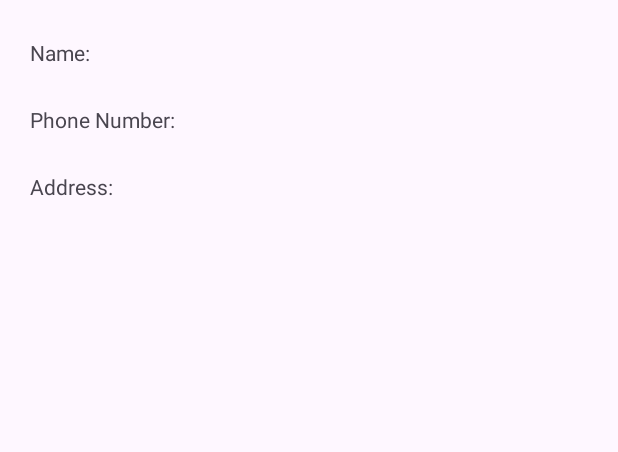
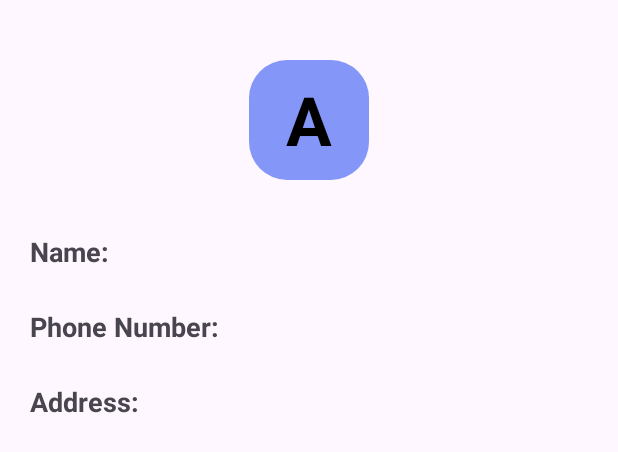
Before and after one commit to gschamika/Contacts-List-App, an Android app: the layout activity_contact_details.xml on its own in the app's theme, with its tools: preview values and no code run, on a phone screen of 412 x 824 dp. Shown: the top 452 px of the screen. Run offline under Robolectric (Android 15) with nearby library versions, the phone set to English and light mode, and no system bars.

Commit message:
change 5

```diff
--- a/app/src/main/AndroidManifest.xml
+++ b/app/src/main/AndroidManifest.xml
@@ -13,6 +13,9 @@
         android:theme="@style/Theme.ContactsListApp"
         tools:targetApi="31">
         <activity
+            android:name=".ContactDetailsActivity"
+            android:exported="false" />
+        <activity
             android:name=".MainActivity"
             android:exported="true">
             <intent-filter>
--- a/app/src/main/res/layout/contact_details.xml
+++ b/app/src/main/res/layout/activity_contact_details.xml
@@ -9,12 +9,18 @@
         android:orientation="vertical"
         android:gravity="">
 
-        <!-- <ImageView
-            android:id="@+id/profile"
-            android:layout_width="match_parent"
-            android:layout_height="wrap_content"
-            android:src="@tools:sample/avatars"
-            android:layout_marginTop="40dp"/> -->
+        <TextView
+            android:id="@+id/profileLetter"
+            android:layout_width="80dp"
+            android:layout_height="80dp"
+            android:background="@drawable/custom_background"
+            android:gravity="center"
+            android:text="A"
+            android:textColor="@color/black"
+            android:textSize="45dp"
+            android:textStyle="bold"
+            android:layout_marginTop="40dp"
+            android:layout_gravity="center"/>
 
         <TextView
             android:id="@+id/viewName"
@@ -23,7 +29,9 @@
             android:text="Name: "
             android:layout_marginLeft="20dp"
             android:layout_marginRight="20dp"
-            android:layout_marginTop="25dp"/>
+            android:layout_marginTop="35dp"
+            android:textStyle="bold"
+            android:textSize="18dp"/>
 
         <TextView
             android:id="@+id/viewPhone"
@@ -32,7 +40,9 @@
             android:text="Phone Number: "
             android:layout_marginLeft="20dp"
             android:layout_marginRight="20dp"
-            android:layout_marginTop="25dp"/>
+            android:layout_marginTop="25dp"
+            android:textStyle="bold"
+            android:textSize="18dp"/>
 
         <TextView
             android:id="@+id/viewAddress"
@@ -41,6 +51,8 @@
             android:text="Address: "
             android:layout_marginLeft="20dp"
             android:layout_marginRight="20dp"
-            android:layout_marginTop="25dp"/>
+            android:layout_marginTop="25dp"
+            android:textStyle="bold"
+            android:textSize="18dp"/>
     </LinearLayout>
 </RelativeLayout>
```
Also changed, not shown: app/src/main/java/com/example/contactslistapp/ContactDetailsActivity.java (+16 -13 lines), app/src/main/java/com/example/contactslistapp/MainActivity.java (+0 -11 lines), app/src/main/java/com/example/contactslistapp/RecyclerViewAdapter.java (+12 -19 lines).
